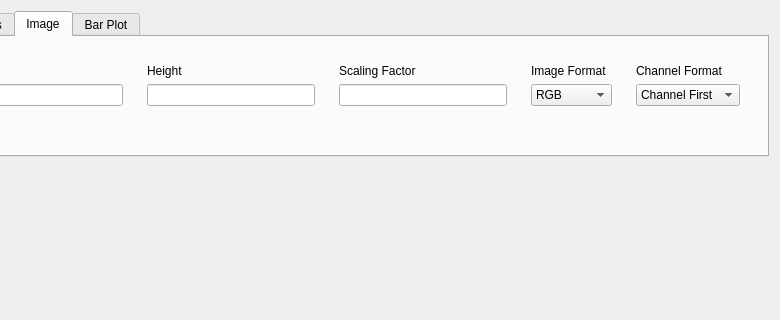
This is rena/ui/OptionsWindowPlotFormatWidget.ui in PhysioLabXR/PhysioLabXR-Community as Qt 5 draws it before an edit; both pictures show x 85 to 865 and y 0 to 320 of the 865 by 502 pixel window. The edited form follows.
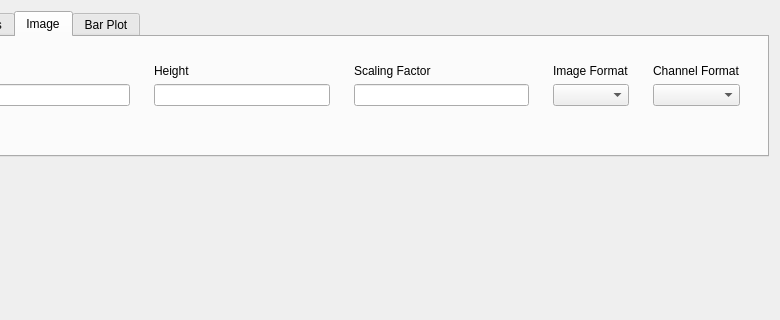
This is the edited form. The open tabs and pages were chosen to show the change.

Commit message: change image format and channel format in ImageConfig to enums; update corresponding UI fields

```diff
--- a/rena/ui/OptionsWindowPlotFormatWidget.ui
+++ b/rena/ui/OptionsWindowPlotFormatWidget.ui
@@ -135,16 +135,6 @@
              </item>
              <item>
               <widget class="QComboBox" name="imageFormatComboBox">
-               <item>
-                <property name="text">
-                 <string>RGB</string>
-                </property>
-               </item>
-               <item>
-                <property name="text">
-                 <string>PixelMap</string>
-                </property>
-               </item>
               </widget>
              </item>
             </layout>
@@ -162,16 +152,6 @@
              </item>
              <item>
               <widget class="QComboBox" name="channelFormatCombobox">
-               <item>
-                <property name="text">
-                 <string>Channel First</string>
-                </property>
-               </item>
-               <item>
-                <property name="text">
-                 <string>Channel Last</string>
-                </property>
-               </item>
               </widget>
              </item>
             </layout>
```
The commit also changes 5 other files.
